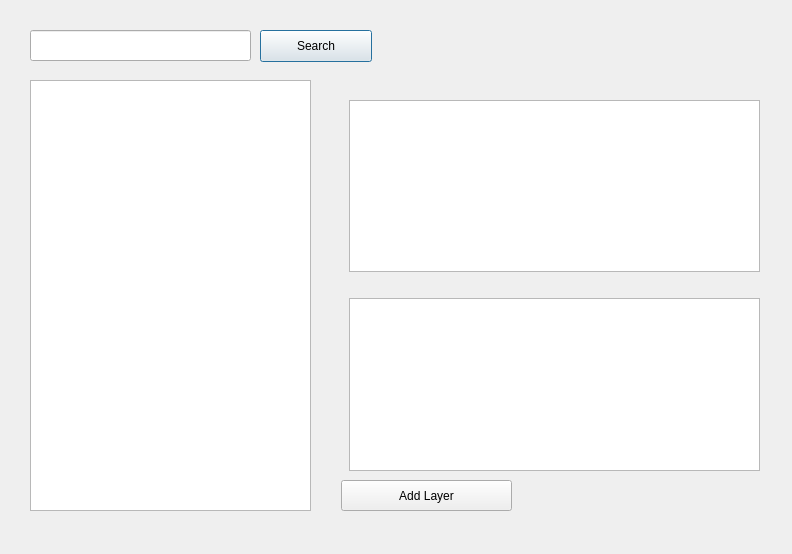
spatineo/pth-qgis-plugin, file ptaplugin_dialog_base.ui: the form before one commit.
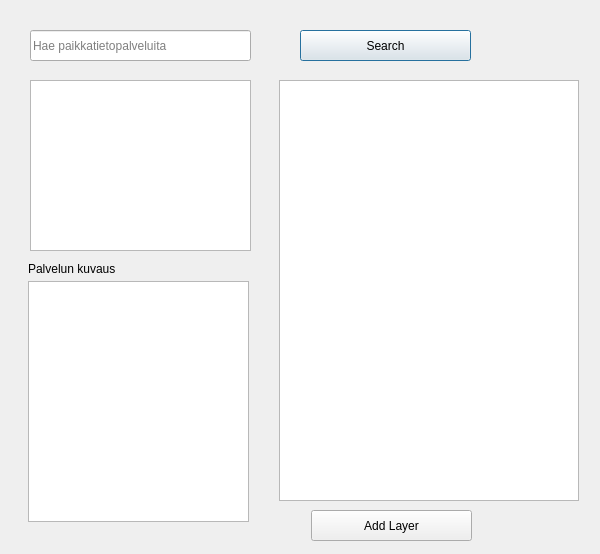
The form after the commit.

Commit message: Remove list widget and replace with tree widget add serviceresolver class. Refactor code

What changed in the file:
```diff
--- a/ptaplugin_dialog_base.ui
+++ b/ptaplugin_dialog_base.ui
@@ -6,7 +6,7 @@
    <rect>
     <x>0</x>
     <y>0</y>
-    <width>792</width>
+    <width>600</width>
     <height>554</height>
    </rect>
   </property>
@@ -16,10 +16,10 @@
   <widget class="QPushButton" name="searchButton">
    <property name="geometry">
     <rect>
-     <x>260</x>
+     <x>300</x>
      <y>30</y>
-     <width>112</width>
-     <height>32</height>
+     <width>171</width>
+     <height>31</height>
     </rect>
    </property>
    <property name="text">
@@ -34,8 +34,8 @@
     <rect>
      <x>30</x>
      <y>80</y>
-     <width>281</width>
-     <height>431</height>
+     <width>221</width>
+     <height>171</height>
     </rect>
    </property>
   </widget>
@@ -48,51 +48,19 @@
      <height>31</height>
     </rect>
    </property>
-  </widget>
-  <widget class="QWidget" name="verticalLayoutWidget">
-   <property name="geometry">
-    <rect>
-     <x>349</x>
-     <y>80</y>
-     <width>411</width>
-     <height>391</height>
-    </rect>
+   <property name="autoFillBackground">
+    <bool>false</bool>
    </property>
-   <layout class="QVBoxLayout" name="verticalLayout">
-    <item>
-     <widget class="QLabel" name="abstractLabel">
-      <property name="text">
-       <string/>
-      </property>
-     </widget>
-    </item>
-    <item>
-     <widget class="QTextBrowser" name="abstractBox"/>
-    </item>
-    <item>
-     <spacer name="horizontalSpacer">
-      <property name="orientation">
-       <enum>Qt::Horizontal</enum>
-      </property>
-      <property name="sizeHint" stdset="0">
-       <size>
-        <width>40</width>
-        <height>20</height>
-       </size>
-      </property>
-     </spacer>
-    </item>
-    <item>
-     <widget class="QListWidget" name="searchResult2"/>
-    </item>
-   </layout>
+   <property name="placeholderText">
+    <string>Hae paikkatietopalveluita</string>
+   </property>
   </widget>
   <widget class="QPushButton" name="AddLayerButton">
    <property name="geometry">
     <rect>
-     <x>341</x>
-     <y>480</y>
-     <width>171</width>
+     <x>311</x>
+     <y>510</y>
+     <width>161</width>
      <height>31</height>
     </rect>
    </property>
@@ -109,6 +77,48 @@
     <bool>false</bool>
    </property>
   </widget>
+  <widget class="QTextBrowser" name="abstractBox">
+   <property name="geometry">
+    <rect>
+     <x>28</x>
+     <y>281</y>
+     <width>221</width>
+     <height>241</height>
+    </rect>
+   </property>
+   <property name="cursorWidth">
+    <number>0</number>
+   </property>
+   <property name="placeholderText">
+    <string/>
+   </property>
+  </widget>
+  <widget class="QLabel" name="abstractLabel">
+   <property name="geometry">
+    <rect>
+     <x>28</x>
+     <y>258</y>
+     <width>221</width>
+     <height>21</height>
+    </rect>
+   </property>
+   <property name="text">
+    <string>Palvelun kuvaus</string>
+   </property>
+  </widget>
+  <widget class="QTreeWidget" name="layerTree">
+   <property name="geometry">
+    <rect>
+      <x>279</x>
+      <y>80</y>
+     <width>300</width>
+     <height>421</height>
+    </rect>
+   </property>
+   <attribute name="headerVisible">
+    <bool>false</bool>
+   </attribute>
+  </widget>
  </widget>
  <resources/>
  <connections/>
```
The commit also changes 7 other files.
